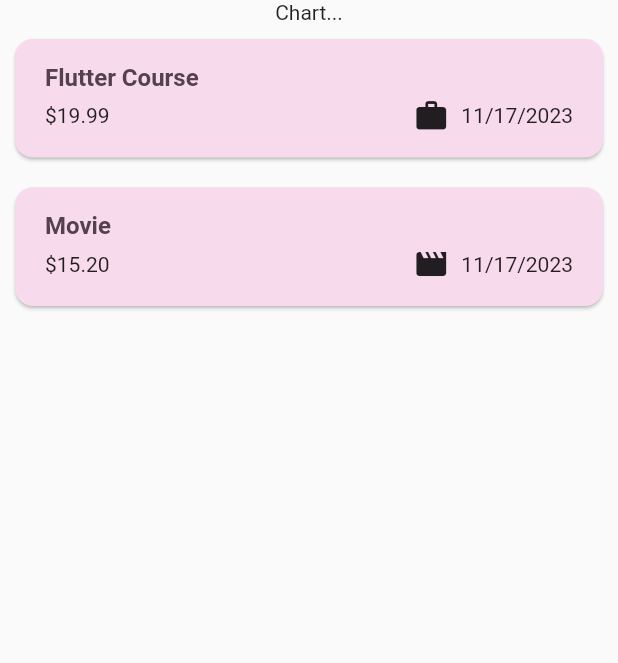
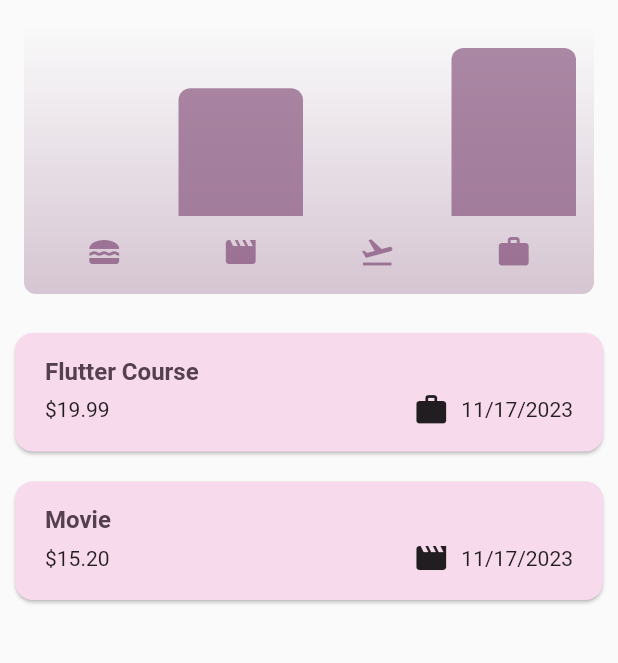
Before and after one commit to Roch10/expense_tracker, a Flutter app: the screen it shows after launch, on a phone screen of 412 x 824 dp, the part 84-747 px from its top. Run offline on Flutter 3.47's test engine with Material 2 defaults, Android fonts, the phone set to English and light mode, and no system bars.

Commit message:
implementing charts

```diff
--- a/lib/models/expense.dart
+++ b/lib/models/expense.dart
@@ -33,3 +33,28 @@ class Expense {
     return formatter.format(date);
   }
 }
+
+class ExpenseBucket {
+  const ExpenseBucket({
+    required this.category,
+    required this.expenses,
+  });
+
+  ExpenseBucket.forCategory(List<Expense> allExpenses, this.category)
+      : expenses = allExpenses
+            .where((expense) => expense.category == category)
+            .toList();
+
+  final Category category;
+  final List<Expense> expenses;
+
+  double get totalExpenses {
+    double sum = 0;
+
+    for (final expense in expenses) {
+      sum += expense.amount;
+    }
+
+    return sum;
+  }
+}
--- /dev/null
+++ b/lib/widgets/chart/chart.dart
@@ -0,0 +1,95 @@
+import 'package:flutter/material.dart';
+
+import 'package:expense_tracker/widgets/chart/chart_bar.dart';
+import 'package:expense_tracker/models/expense.dart';
+
+class Chart extends StatelessWidget {
+  const Chart({super.key, required this.expenses});
+
+  final List<Expense> expenses;
+
+  List<ExpenseBucket> get buckets {
+    return [
+      ExpenseBucket.forCategory(expenses, Category.food),
+      ExpenseBucket.forCategory(expenses, Category.leisure),
+      ExpenseBucket.forCategory(expenses, Category.travel),
+      ExpenseBucket.forCategory(expenses, Category.work),
+    ];
+  }
+
+  double get maxTotalExpense {
+    double maxTotalExpense = 0;
+
+    for (final bucket in buckets) {
+      if (bucket.totalExpenses > maxTotalExpense) {
+        maxTotalExpense = bucket.totalExpenses;
+      }
+    }
+
+    return maxTotalExpense;
+  }
+
+  @override
+  Widget build(BuildContext context) {
+    final isDarkMode =
+        MediaQuery.of(context).platformBrightness == Brightness.dark;
+    return Container(
+      margin: const EdgeInsets.all(16),
+      padding: const EdgeInsets.symmetric(
+        vertical: 16,
+        horizontal: 8,
+      ),
+      width: double.infinity,
+      height: 180,
+      decoration: BoxDecoration(
+        borderRadius: BorderRadius.circular(8),
+        gradient: LinearGradient(
+          colors: [
+            Theme.of(context).colorScheme.primary.withOpacity(0.3),
+            Theme.of(context).colorScheme.primary.withOpacity(0.0)
+          ],
+          begin: Alignment.bottomCenter,
+          end: Alignment.topCenter,
+        ),
+      ),
+      child: Column(
+        children: [
+          Expanded(
+            child: Row(
+              crossAxisAlignment: CrossAxisAlignment.end,
+              children: [
+                for (final bucket in buckets) // alternative to map()
+                  ChartBar(
+                    fill: bucket.totalExpenses == 0
+                        ? 0
+                        : bucket.totalExpenses / maxTotalExpense,
+                  )
+              ],
+            ),
+          ),
+          const SizedBox(height: 12),
+          Row(
+            children: buckets
+                .map(
+                  (bucket) => Expanded(
+                    child: Padding(
+                      padding: const EdgeInsets.symmetric(horizontal: 4),
+                      child: Icon(
+                        categoryIcons[bucket.category],
+                        color: isDarkMode
+                            ? Theme.of(context).colorScheme.secondary
+                            : Theme.of(context)
+                                .colorScheme
+                                .primary
+                                .withOpacity(0.7),
+                      ),
+                    ),
+                  ),
+                )
+                .toList(),
+          )
+        ],
+      ),
+    );
+  }
+}
--- /dev/null
+++ b/lib/widgets/chart/chart_bar.dart
@@ -0,0 +1,34 @@
+import 'package:flutter/material.dart';
+
+class ChartBar extends StatelessWidget {
+  const ChartBar({
+    super.key,
+    required this.fill,
+  });
+
+  final double fill;
+
+  @override
+  Widget build(BuildContext context) {
+    final isDarkMode =
+        MediaQuery.of(context).platformBrightness == Brightness.dark;
+    return Expanded(
+      child: Padding(
+        padding: const EdgeInsets.symmetric(horizontal: 4),
+        child: FractionallySizedBox(
+          heightFactor: fill,
+          child: DecoratedBox(
+            decoration: BoxDecoration(
+              shape: BoxShape.rectangle,
+              borderRadius:
+                  const BorderRadius.vertical(top: Radius.circular(8)),
+              color: isDarkMode
+                  ? Theme.of(context).colorScheme.secondary
+                  : Theme.of(context).colorScheme.primary.withOpacity(0.65),
+            ),
+          ),
+        ),
+      ),
+    );
+  }
+}
--- a/lib/widgets/expenses.dart
+++ b/lib/widgets/expenses.dart
@@ -1,3 +1,4 @@
+import 'package:expense_tracker/widgets/chart/chart.dart';
 import 'package:expense_tracker/widgets/expenses_list/expenses_list.dart';
 import 'package:expense_tracker/models/expense.dart';
 import 'package:expense_tracker/widgets/new_expense.dart';
@@ -92,7 +93,7 @@ class _ExpensesState extends State<Expenses> {
       ),
       body: Column(
         children: [
-          const Text('Chart...'),
+          Chart(expenses: _registeredExpenses),
           Expanded(
             child: mainContent,
           ),
```
